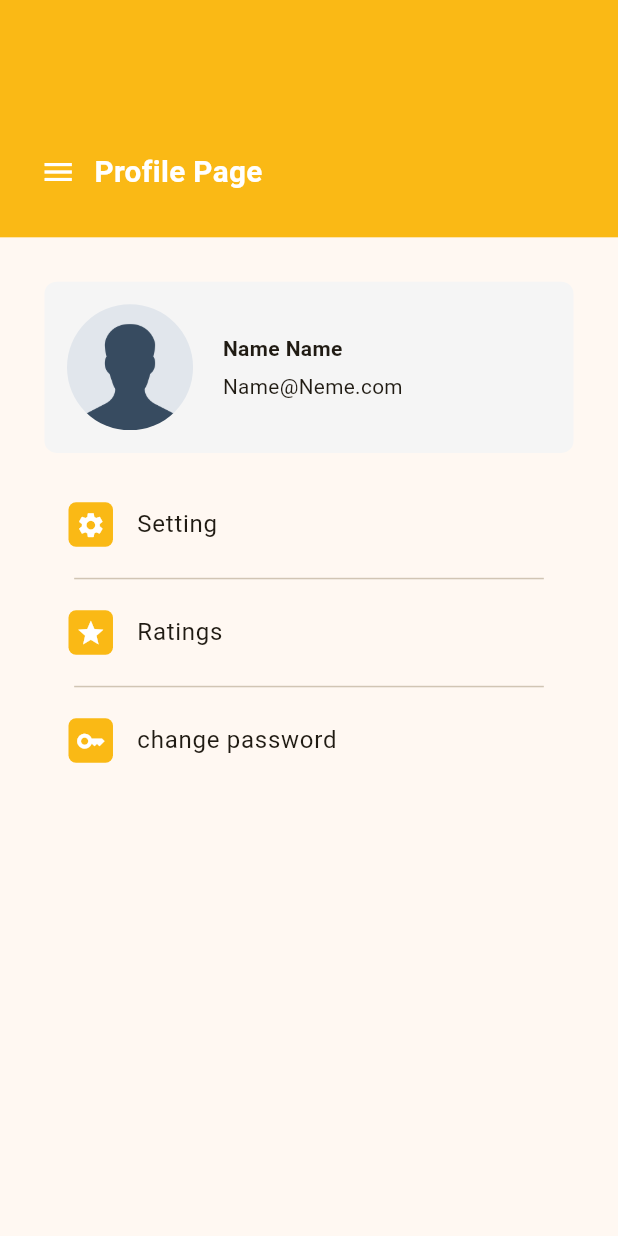
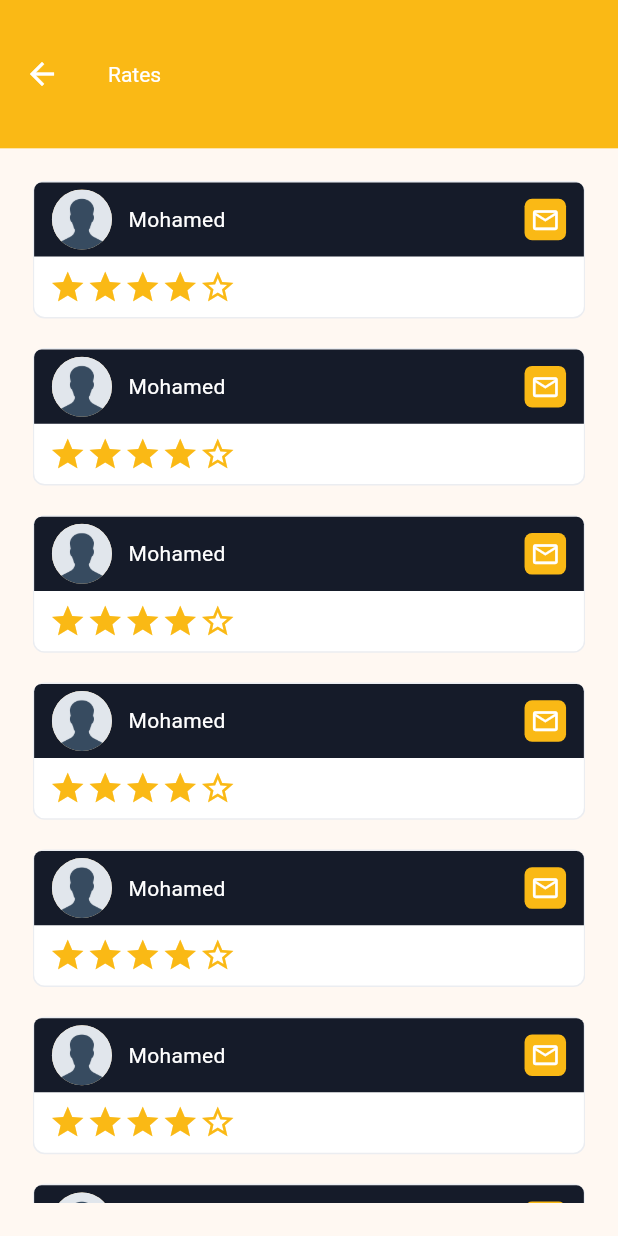
Before and after one commit to manaralbogha/flex, a Flutter app: the ProviderProfileScreen screen opened by its route, after a tap on "Ratings", on a phone screen of 412 x 824 dp. Run offline on Flutter 3.47's test engine with Material 3 defaults, Android fonts, the phone set to English and light mode, and no system bars; our stand-ins replace bloc, dio, easy_localization, flutter_bloc, go_router, shared_preferences and 1 more; accounts and stored records are empty.

Commit message:
add rating

```diff
--- a/lib/logic/core/app_router.dart
+++ b/lib/logic/core/app_router.dart
@@ -15,6 +15,7 @@ import 'package:flex/ui/screens/provider/provider%20offers/provideroffers.dart';
 import 'package:flex/ui/screens/provider/provider%20order%20details/providerorderdetails.dart';
 import 'package:flex/ui/screens/provider/provider%20orders/providerorders.dart';
 import 'package:flex/ui/screens/provider/provider%20profile/providerprofile.dart';
+import 'package:flex/ui/screens/provider/provider%20rates/providerrates.dart';
 import 'package:flex/ui/screens/provider/provider%20settings/providersettings.dart';
 import 'package:flex/ui/screens/provider/provider%20today%20task/providertodaytask.dart';
 import 'package:flex/ui/screens/provider/provider%20wallet/screen/providerwallet.dart';
@@ -43,6 +44,7 @@ abstract class AppRouter {
   static const kProviderAddDeliveryprice = '/providerdeliveryprice';
   static const kProviderOffers = '/provideroffers';
   static const kProviderIncomingMassages = '/providerincomingmassages';
+  static const kProviderRates = '/providerrates';
 
   static final router = GoRouter(
     routes: [
@@ -134,6 +136,10 @@ abstract class AppRouter {
         path: kProviderIncomingMassages,
         builder: (context, state) => const ProviderIncomingMassages(),
       ),
+      GoRoute(
+        path: kProviderRates,
+        builder: (context, state) => const ProviderRates(),
+      ),
     ],
   );
 }
--- a/lib/ui/screens/provider/provider profile/providerprofile.dart
+++ b/lib/ui/screens/provider/provider profile/providerprofile.dart
@@ -101,7 +101,9 @@ class ClientProfileBody extends StatelessWidget {
               CustomListTileWidget(
                 icon: Icons.star,
                 text: "Ratings",
-                onTap: () {},
+                onTap: () {
+                  context.push(AppRouter.kProviderRates);
+                },
               ),
               Divider(
                 endIndent: SizeConfig.defaultSize * 2,
--- /dev/null
+++ b/lib/ui/screens/provider/provider rates/providerrates.dart
@@ -0,0 +1,88 @@
+import 'package:flex/ui/helpers/app_assets.dart';
+import 'package:flex/ui/helpers/app_colors.dart';
+import 'package:flex/ui/helpers/size_config.dart';
+import 'package:flex/ui/helpers/space_widgets.dart';
+import 'package:flutter/material.dart';
+import 'package:smooth_star_rating_null_safety/smooth_star_rating_null_safety.dart';
+
+class ProviderRates extends StatelessWidget {
+  const ProviderRates({super.key});
+
+  @override
+  Widget build(BuildContext context) {
+    return Scaffold(
+      appBar: AppBar(
+        title: const Text("Rates "),
+      ),
+      body: Padding(
+          padding: EdgeInsets.all(SizeConfig.defaultSize * 2.2),
+          child: ListView.separated(
+            itemBuilder: (BuildContext context, int index) {
+              return Container(
+                  width: double.infinity,
+                  decoration: BoxDecoration(
+                      borderRadius: const BorderRadius.all(Radius.circular(8)),
+                      border:
+                          Border.all(color: const Color(0xffebedf1), width: 1),
+                      color: const Color(0xffffffff)),
+                  child: Column(
+                    mainAxisAlignment: MainAxisAlignment.start,
+                    crossAxisAlignment: CrossAxisAlignment.start,
+                    children: [
+                      Container(
+                          height: SizeConfig.defaultSize * 5,
+                          alignment: Alignment.centerLeft,
+                          padding: EdgeInsets.symmetric(
+                              horizontal: SizeConfig.defaultSize * 1.2,
+                              vertical: SizeConfig.defaultSize / 3),
+                          decoration: const BoxDecoration(
+                              color: Color(0xff151b29),
+                              borderRadius: BorderRadius.only(
+                                  topLeft: Radius.circular(5),
+                                  topRight: Radius.circular(5))),
+                          child: Row(
+                            children: [
+                              CircleAvatar(
+                                  backgroundImage: AssetImage(
+                                AppAssets.avatar,
+                              )),
+                              const HorizontalSpace(1.1),
+                              const Text(
+                                "Mohamed",
+                                style: TextStyle(color: Colors.white),
+                              ),
+                              const Spacer(),
+                              Container(
+                                decoration: BoxDecoration(
+                                    color: AppColors.defaultColor,
+                                    borderRadius: BorderRadius.circular(5)),
+                                padding: EdgeInsets.all(
+                                    SizeConfig.defaultSize / 2.5),
+                                child: Icon(
+                                  Icons.email_outlined,
+                                  size: SizeConfig.defaultSize * 2,
+                                  color: Colors.white,
+                                ),
+                              ),
+                            ],
+                          )),
+                      Container(
+                        padding: EdgeInsets.symmetric(
+                            horizontal: SizeConfig.defaultSize,
+                            vertical: SizeConfig.defaultSize / 1.3),
+                        child: SmoothStarRating(
+                          rating: 4,
+                          color: AppColors.defaultColor,
+                          onRatingChanged: (value) {},
+                        ),
+                      ),
+                    ],
+                  ));
+            },
+            separatorBuilder: (BuildContext context, int index) =>
+                const VerticalSpace(2),
+            itemCount: 10,
+          )),
+    );
+  }
+}
--- a/pubspec.yaml
+++ b/pubspec.yaml
@@ -41,6 +41,7 @@ dependencies:
   shared_preferences: ^2.2.2
   easy_localization: ^3.0.3
   cached_network_image: ^3.3.1
+  smooth_star_rating_null_safety: ^1.0.4+2
 
 dev_dependencies:
   flutter_test:
```
Also changed, not shown: pubspec.lock.
